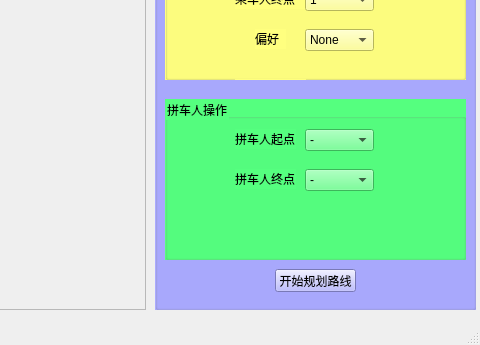
Old version of the form mainwindow.ui in the repository xiepl1997/Dijkstra-Application; both pictures show x 225 to 705 and y 121 to 466 of the 705 by 466 pixel window.
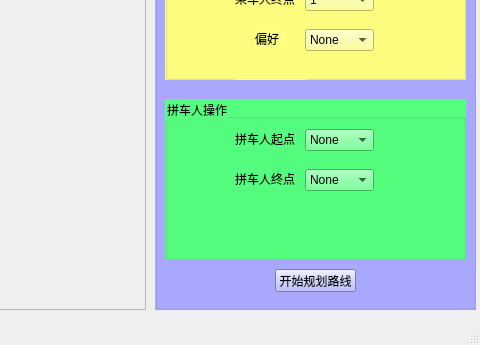
New version of the form.

What changed in the file:
```diff
--- a/mainwindow.ui
+++ b/mainwindow.ui
@@ -400,7 +400,7 @@
       </property>
       <item>
        <property name="text">
-        <string>-</string>
+        <string>None</string>
        </property>
       </item>
       <item>
@@ -485,7 +485,7 @@
       </property>
       <item>
        <property name="text">
-        <string>-</string>
+        <string>None</string>
        </property>
       </item>
       <item>
```
